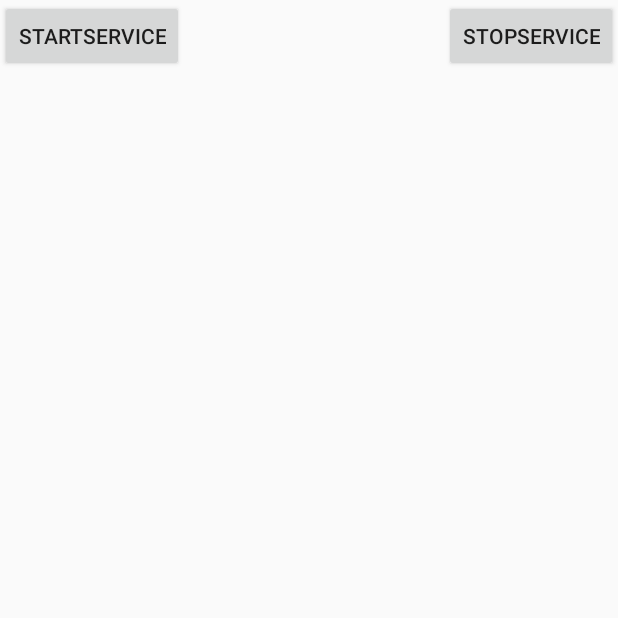
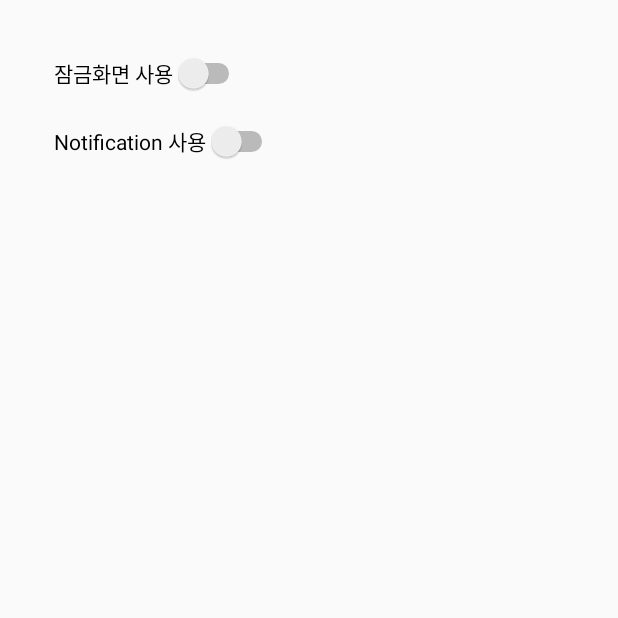
Before and after one commit to hsMaldives/Android, an Android app: the SettingActivity screen opened directly, with no data from a screen before it, on a phone screen of 412 x 824 dp, the top half of it. Run offline under Robolectric (Android 15) with nearby library versions, the phone set to English and light mode, and no system bars.

```diff
--- a/app/src/main/AndroidManifest.xml
+++ b/app/src/main/AndroidManifest.xml
@@ -38,7 +38,8 @@
             android:name="com.google.android.gms.version"
             android:value="@integer/google_play_services_version" />
 
-        <activity android:name=".activity.MainAppActivity">
+        <activity android:name=".activity.MainAppActivity"
+            android:configChanges="orientation|keyboardHidden|screenSize">
             <intent-filter>
             <action android:name="android.intent.action.MAIN" />
 
--- a/app/src/main/java/kr/ac/hansung/maldives/android/activity/SettingActivity.java
+++ b/app/src/main/java/kr/ac/hansung/maldives/android/activity/SettingActivity.java
@@ -3,9 +3,10 @@ package kr.ac.hansung.maldives.android.activity;
 import android.content.Context;
 import android.content.Intent;
 import android.content.SharedPreferences;
+import android.os.Bundle;
 import android.support.v7.app.AppCompatActivity;
-import android.os.Bundle;
-import android.view.View;
+import android.widget.CompoundButton;
+import android.widget.Switch;
 import android.widget.Toast;
 
 import kr.ac.hansung.maldives.android.R;
@@ -13,13 +14,30 @@ import kr.ac.hansung.maldives.android.service.ScreenService;
 
 public class SettingActivity extends AppCompatActivity {
 
+    private Switch lockScreenSwitch;
+
     @Override
     protected void onCreate(Bundle savedInstanceState) {
         super.onCreate(savedInstanceState);
         setContentView(R.layout.activity_setting);
+
+        lockScreenSwitch = (Switch) findViewById(R.id.lockScreenSwitch);
+        lockScreenSwitch.setChecked(false);
+
+        lockScreenSwitch.setOnCheckedChangeListener(new CompoundButton.OnCheckedChangeListener() {
+            @Override
+            public void onCheckedChanged(CompoundButton buttonView, boolean isChecked) {
+                if(isChecked) {
+                    onStartButtonClicked();
+                }
+                else {
+                    onStopButtonClicked();
+                }
+            }
+        });
     }
 
-    public void onStartButtonClicked(View v) {
+    public void onStartButtonClicked() {
         Intent intent = new Intent(this, ScreenService.class);
         startService(intent);
         Toast.makeText(this, "startService", Toast.LENGTH_SHORT).show();
@@ -30,7 +48,7 @@ public class SettingActivity extends AppCompatActivity {
         editor.commit();
     }
 
-    public void onStopButtonClicked(View v) {
+    public void onStopButtonClicked() {
         Intent intent = new Intent(this, ScreenService.class);
         stopService(intent);
         Toast.makeText(this, "stopService", Toast.LENGTH_SHORT).show();
--- a/app/src/main/res/layout/activity_setting.xml
+++ b/app/src/main/res/layout/activity_setting.xml
@@ -6,28 +6,38 @@
     android:layout_height="match_parent"
     tools:context="kr.ac.hansung.maldives.android.activity.SettingActivity">
 
-    <Button
-        android:id="@+id/btn1"
+    <Switch
+        android:id="@+id/lockScreenSwitch"
         android:layout_width="wrap_content"
         android:layout_height="wrap_content"
-        android:onClick="onStartButtonClicked"
-        android:text="StartService"
-        tools:layout_editor_absoluteX="127dp"
-        tools:layout_editor_absoluteY="148dp"
+        android:text="잠금화면 사용"
+        android:layout_marginTop="35dp"
         android:layout_alignParentTop="true"
         android:layout_alignParentLeft="true"
-        android:layout_alignParentStart="true" />
+        android:layout_alignParentStart="true"
+        android:layout_marginLeft="36dp"
+        android:layout_marginStart="36dp" />
 
-    <Button
-        android:id="@+id/btn2"
+    <Switch
+        android:id="@+id/notificationSwitch"
         android:layout_width="wrap_content"
         android:layout_height="wrap_content"
-        android:onClick="onStopButtonClicked"
-        android:text="STOPSERVICE"
-        tools:layout_editor_absoluteX="131dp"
-        tools:layout_editor_absoluteY="231dp"
-        android:layout_alignParentTop="true"
-        android:layout_alignParentRight="true"
-        android:layout_alignParentEnd="true" />
+        android:text="Notification 사용"
+        android:layout_marginTop="18dp"
+        android:layout_below="@+id/lockScreenSwitch"
+        android:layout_alignLeft="@+id/lockScreenSwitch"
+        android:layout_alignStart="@+id/lockScreenSwitch" />
+
+    <!--<Button-->
+        <!--android:id="@+id/btn2"-->
+        <!--android:layout_width="wrap_content"-->
+        <!--android:layout_height="wrap_content"-->
+        <!--android:onClick="onStopButtonClicked"-->
+        <!--android:text="STOPSERVICE"-->
+        <!--tools:layout_editor_absoluteX="131dp"-->
+        <!--tools:layout_editor_absoluteY="231dp"-->
+        <!--android:layout_alignParentTop="true"-->
+        <!--android:layout_alignParentRight="true"-->
+        <!--android:layout_alignParentEnd="true" />-->
 
 </RelativeLayout>
--- a/build.gradle
+++ b/build.gradle
@@ -5,7 +5,7 @@ buildscript {
         jcenter()
     }
     dependencies {
-        classpath 'com.android.tools.build:gradle:2.3.1'
+        classpath 'com.android.tools.build:gradle:2.3.2'
 
         // NOTE: Do not place your application dependencies here; they belong
         // in the individual module build.gradle files
```
Also changed, not shown: app/src/main/java/kr/ac/hansung/maldives/android/activity/MainAppActivity.java (+31 -3 lines).
